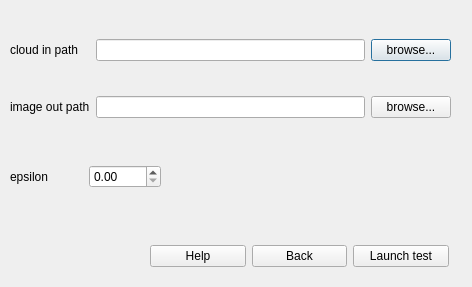
JJponciano/3D-objects-segmentation, file src/3d_objects_boundries_detection_test_app/cloud_to_image_form.ui: the form before one commit.
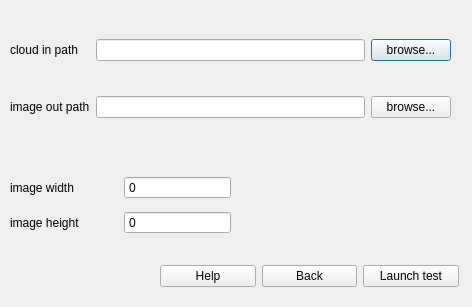
The form after the commit.

```diff
--- a/src/3d_objects_boundries_detection_test_app/cloud_to_image_form.ui
+++ b/src/3d_objects_boundries_detection_test_app/cloud_to_image_form.ui
@@ -7,7 +7,7 @@
     <x>0</x>
     <y>0</y>
     <width>472</width>
-    <height>287</height>
+    <height>307</height>
    </rect>
   </property>
   <property name="windowTitle">
@@ -62,8 +62,8 @@
   <widget class="QWidget" name="layoutWidget_2">
    <property name="geometry">
     <rect>
-     <x>150</x>
-     <y>240</y>
+     <x>160</x>
+     <y>260</y>
      <width>299</width>
      <height>33</height>
     </rect>
@@ -92,25 +92,43 @@
     </item>
    </layout>
   </widget>
-  <widget class="QWidget" name="layoutWidget_3">
+  <widget class="QWidget" name="">
    <property name="geometry">
     <rect>
      <x>10</x>
-     <y>160</y>
-     <width>151</width>
-     <height>33</height>
+     <y>170</y>
+     <width>221</width>
+     <height>71</height>
     </rect>
    </property>
-   <layout class="QHBoxLayout" name="varset_2">
-    <item>
-     <widget class="QLabel" name="epsilon_label">
+   <layout class="QGridLayout" name="gridLayout">
+    <item row="0" column="0">
+     <widget class="QLabel" name="image_width_label">
       <property name="text">
-       <string>epsilon</string>
+       <string>image width</string>
       </property>
      </widget>
     </item>
-    <item>
-     <widget class="QDoubleSpinBox" name="epsilon_dsb"/>
+    <item row="0" column="1">
+     <widget class="QSpinBox" name="image_width_sb">
+      <property name="buttonSymbols">
+       <enum>QAbstractSpinBox::NoButtons</enum>
+      </property>
+     </widget>
+    </item>
+    <item row="1" column="0">
+     <widget class="QLabel" name="image_height_label">
+      <property name="text">
+       <string>image height</string>
+      </property>
+     </widget>
+    </item>
+    <item row="1" column="1">
+     <widget class="QSpinBox" name="image_height_sb">
+      <property name="buttonSymbols">
+       <enum>QAbstractSpinBox::NoButtons</enum>
+      </property>
+     </widget>
     </item>
    </layout>
   </widget>
```
Left out of the diff: 2 changed lines with no effect on the pictures.
